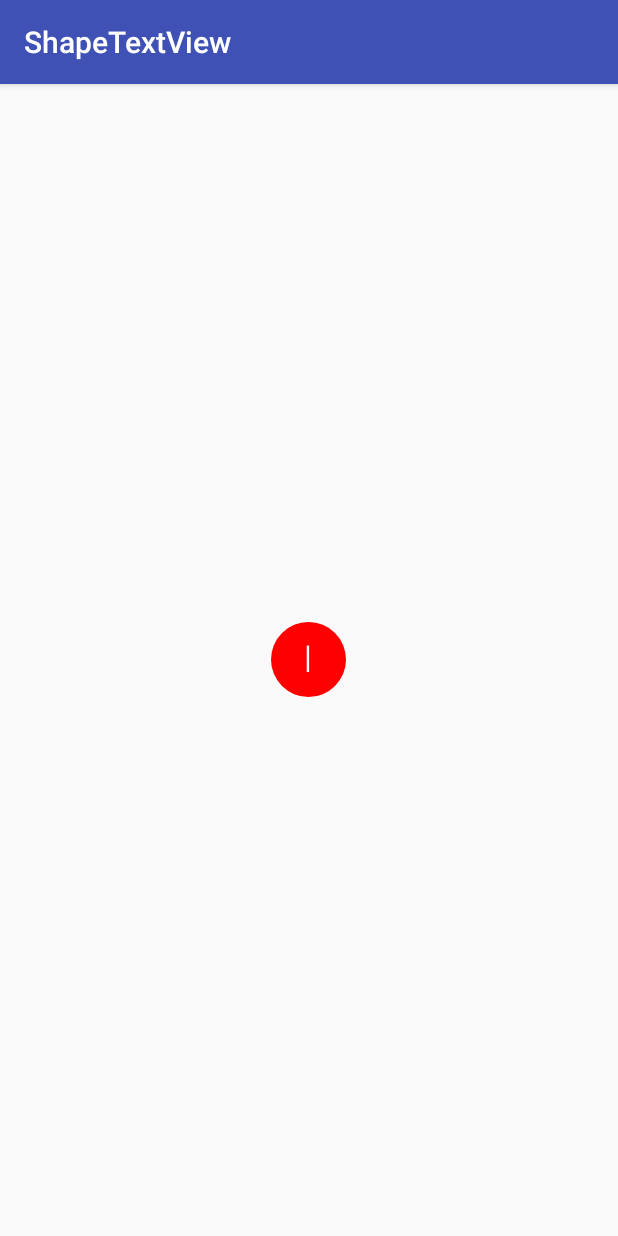
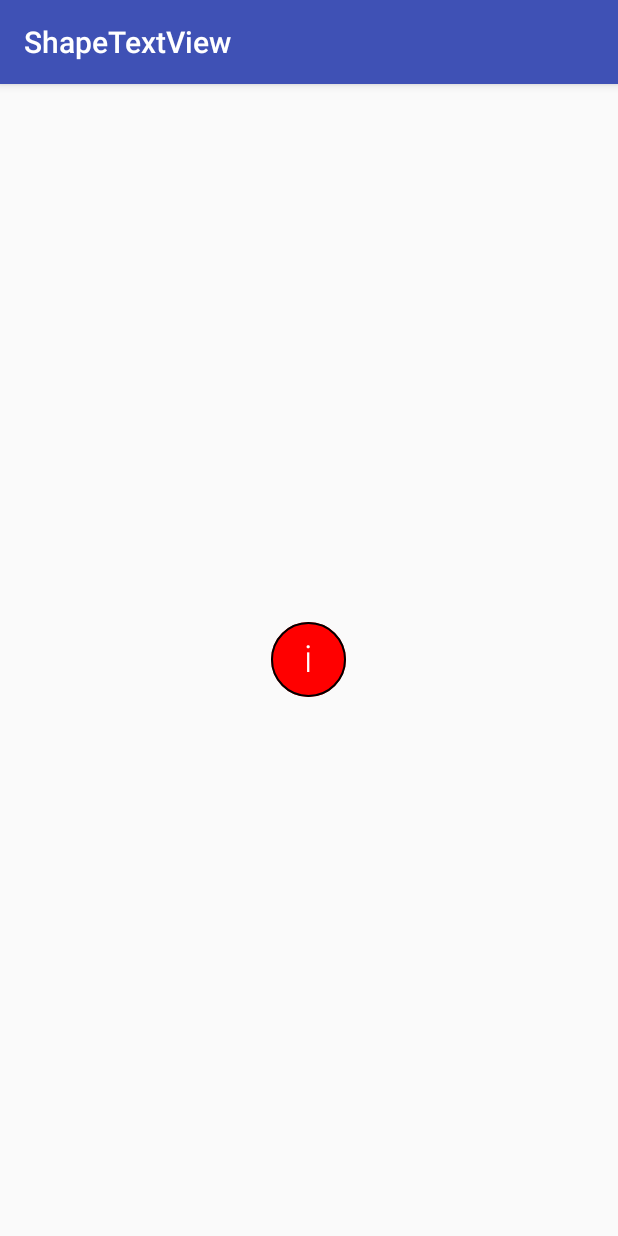
Before and after one commit to StephenVinouze/ShapeTextDrawable, an Android app: the screen it shows after launch (MainActivity), on a phone screen of 412 x 824 dp. Run offline under Robolectric (Android 15) with nearby library versions, the phone set to English and light mode, and no system bars.

Commit message:
Add form enum and clean code

```diff
--- a/sample/src/main/java/com/github/stephenvinouze/shapetextviewsample/MainActivity.java
+++ b/sample/src/main/java/com/github/stephenvinouze/shapetextviewsample/MainActivity.java
@@ -1,11 +1,12 @@
 package com.github.stephenvinouze.shapetextviewsample;
 
 import android.graphics.Color;
+import android.os.Bundle;
 import android.support.v7.app.AppCompatActivity;
-import android.os.Bundle;
 import android.widget.ImageView;
 
-import com.github.stephenvinouze.shapetextview.ShapeTextView;
+import com.github.stephenvinouze.shapetextview.ShapeForm;
+import com.github.stephenvinouze.shapetextview.TextDrawable;
 
 public class MainActivity extends AppCompatActivity {
 
@@ -16,6 +17,6 @@ public class MainActivity extends AppCompatActivity {
 
         ImageView imageView = (ImageView) findViewById(R.id.image);
         if (imageView != null)
-            imageView.setImageDrawable(ShapeTextView.builder().buildRound("I", Color.RED));
+            imageView.setImageDrawable(TextDrawable.builder().color(Color.RED).borderColor(Color.BLACK).borderThickness(2).text("i").build(ShapeForm.ROUND));
     }
 }
--- /dev/null
+++ b/shapetextview/src/main/java/com/github/stephenvinouze/shapetextview/ShapeForm.java
@@ -0,0 +1,9 @@
+package com.github.stephenvinouze.shapetextview;
+
+/**
+ * Created by stephenvinouze on 26/03/16.
+ */
+public enum  ShapeForm {
+    SQUARE,
+    ROUND
+}
--- a/shapetextview/src/main/java/com/github/stephenvinouze/shapetextview/ShapeTextView.java
+++ b/shapetextview/src/main/java/com/github/stephenvinouze/shapetextview/TextDrawable.java
@@ -12,42 +12,44 @@ import android.graphics.drawable.ShapeDrawable;
 import android.graphics.drawable.shapes.OvalShape;
 import android.graphics.drawable.shapes.RectShape;
 import android.graphics.drawable.shapes.RoundRectShape;
+import android.graphics.drawable.shapes.Shape;
 
 /**
  * Created by stephenvinouze on 26/03/16.
  */
-public class ShapeTextView extends ShapeDrawable {
+public class TextDrawable extends ShapeDrawable {
 
+    private final Shape shape;
     private final Paint textPaint;
     private final Paint borderPaint;
-    private static final float SHADE_FACTOR = 0.9f;
     private final String text;
-    private final int color;
-    private final RectShape shape;
+    private final int width;
     private final int height;
-    private final int width;
     private final int fontSize;
+    private final int borderThickness;
     private final float radius;
-    private final int borderThickness;
 
-    private ShapeTextView(Builder builder) {
+    private TextDrawable(Builder builder) {
         super(builder.shape);
 
         // shape properties
         shape = builder.shape;
+        width = builder.width;
         height = builder.height;
-        width = builder.width;
         radius = builder.radius;
 
         // text and color
         text = builder.toUpperCase ? builder.text.toUpperCase() : builder.text;
-        color = builder.color;
+        fontSize = builder.fontSize;
+
+        // drawable paint color
+        int shapeColor = builder.color;
+        Paint paint = getPaint();
+        paint.setColor(shapeColor);
 
         // text paint settings
-        fontSize = builder.fontSize;
-        textPaint = new Paint();
+        textPaint = new Paint(Paint.ANTI_ALIAS_FLAG);
         textPaint.setColor(builder.textColor);
-        textPaint.setAntiAlias(true);
         textPaint.setFakeBoldText(builder.isBold);
         textPaint.setStyle(Paint.Style.FILL);
         textPaint.setTypeface(builder.font);
@@ -56,20 +58,10 @@ public class ShapeTextView extends ShapeDrawable {
 
         // border paint settings
         borderThickness = builder.borderThickness;
-        borderPaint = new Paint();
-        borderPaint.setColor(getDarkerShade(color));
+        borderPaint = new Paint(Paint.ANTI_ALIAS_FLAG);
+        borderPaint.setColor(builder.borderColor);
         borderPaint.setStyle(Paint.Style.STROKE);
         borderPaint.setStrokeWidth(borderThickness);
-
-        // drawable paint color
-        Paint paint = getPaint();
-        paint.setColor(color);
-    }
-
-    private int getDarkerShade(int color) {
-        return Color.rgb((int) (SHADE_FACTOR * Color.red(color)),
-                (int) (SHADE_FACTOR * Color.green(color)),
-                (int) (SHADE_FACTOR * Color.blue(color)));
     }
 
     @Override
@@ -90,8 +82,8 @@ public class ShapeTextView extends ShapeDrawable {
         int height = this.height < 0 ? r.height() : this.height;
         int fontSize = this.fontSize < 0 ? (Math.min(width, height) / 2) : this.fontSize;
         textPaint.setTextSize(fontSize);
+
         canvas.drawText(text, width / 2, height / 2 - ((textPaint.descent() + textPaint.ascent()) / 2), textPaint);
-
         canvas.restoreToCount(count);
     }
 
@@ -146,13 +138,14 @@ public class ShapeTextView extends ShapeDrawable {
         private int textColor = Color.WHITE;
         private int width = -1;
         private int height = -1;
+        private int borderColor = Color.TRANSPARENT;
         private int borderThickness = 0;
         private Typeface font = Typeface.create("sans-serif-light", Typeface.NORMAL);
-        private RectShape shape = new RectShape();
         private int fontSize = -1;
         private boolean isBold = false;
         private boolean toUpperCase = false;
-        public float radius = 0;
+        private float radius = 0;
+        private Shape shape;
 
         public Builder width(int width) {
             this.width = width;
@@ -164,8 +157,23 @@ public class ShapeTextView extends ShapeDrawable {
             return this;
         }
 
+        public Builder color(int color) {
+            this.color = color;
+            return this;
+        }
+
+        public Builder text(String text) {
+            this.text = text;
+            return this;
+        }
+
         public Builder textColor(int color) {
             this.textColor = color;
+            return this;
+        }
+
+        public Builder borderColor(int color) {
+            this.borderColor = color;
             return this;
         }
 
@@ -194,42 +202,24 @@ public class ShapeTextView extends ShapeDrawable {
             return this;
         }
 
-        public Builder rect() {
-            this.shape = new RectShape();
-            return this;
-        }
+        public TextDrawable build(ShapeForm shapeForm) {
+            switch (shapeForm) {
+                case ROUND:
+                    this.shape = new OvalShape();
+                    break;
 
-        public Builder round() {
-            this.shape = new OvalShape();
-            return this;
-        }
+                case SQUARE:
+                    if (radius > 0) {
+                        float[] radii = {radius, radius, radius, radius, radius, radius, radius, radius};
+                        this.shape = new RoundRectShape(radii, null, null);
+                    }
+                    else {
+                        this.shape = new RectShape();
+                    }
+                    break;
+            }
 
-        public Builder roundRect(int radius) {
-            this.radius = radius;
-            float[] radii = {radius, radius, radius, radius, radius, radius, radius, radius};
-            this.shape = new RoundRectShape(radii, null, null);
-            return this;
-        }
-
-        public ShapeTextView buildRect(String text, int color) {
-            rect();
-            return build(text, color);
-        }
-
-        public ShapeTextView buildRoundRect(String text, int color, int radius) {
-            roundRect(radius);
-            return build(text, color);
-        }
-
-        public ShapeTextView buildRound(String text, int color) {
-            round();
-            return build(text, color);
-        }
-
-        public ShapeTextView build(String text, int color) {
-            this.color = color;
-            this.text = text;
-            return new ShapeTextView(this);
+            return new TextDrawable(this);
         }
     }
 }
```
